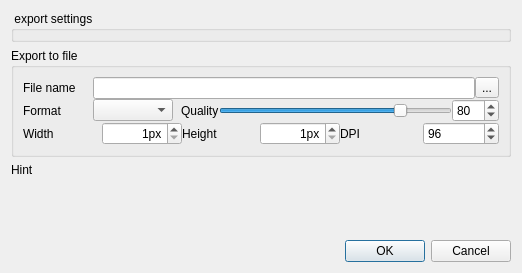
Above: src/corelibs/U2Gui/src/util/ui/ExportImageDialog.ui from violethaze74/ugene before the change. Below: the same form after it.
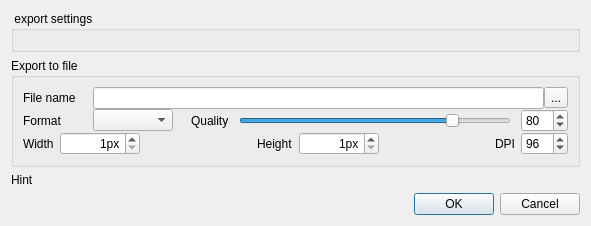
That is the form after the change.

Commit message: UGENE-4605 – "Export Image" dialog layout is broken

The edit to the form file:
```diff
--- a/src/corelibs/U2Gui/src/util/ui/ExportImageDialog.ui
+++ b/src/corelibs/U2Gui/src/util/ui/ExportImageDialog.ui
@@ -6,12 +6,12 @@
    <rect>
     <x>0</x>
     <y>0</y>
-    <width>522</width>
-    <height>273</height>
+    <width>591</width>
+    <height>298</height>
    </rect>
   </property>
   <property name="sizePolicy">
-   <sizepolicy hsizetype="Expanding" vsizetype="Fixed">
+   <sizepolicy hsizetype="Expanding" vsizetype="Minimum">
     <horstretch>0</horstretch>
     <verstretch>0</verstretch>
    </sizepolicy>
@@ -26,35 +26,32 @@
    <bool>false</bool>
   </property>
   <layout class="QVBoxLayout" name="dialogLayout">
+   <property name="sizeConstraint">
+    <enum>QLayout::SetMinAndMaxSize</enum>
+   </property>
    <item>
     <widget class="QGroupBox" name="settingsGroupBox">
+     <property name="sizePolicy">
+      <sizepolicy hsizetype="Preferred" vsizetype="Fixed">
+       <horstretch>0</horstretch>
+       <verstretch>0</verstretch>
+      </sizepolicy>
+     </property>
      <property name="title">
       <string notr="true"> export settings</string>
      </property>
      <layout class="QVBoxLayout" name="settingsLayout">
-      <property name="leftMargin">
+      <property name="spacing">
        <number>0</number>
       </property>
-      <property name="topMargin">
-       <number>0</number>
-      </property>
-      <property name="rightMargin">
-       <number>0</number>
-      </property>
-      <property name="bottomMargin">
-       <number>0</number>
+      <property name="sizeConstraint">
+       <enum>QLayout::SetMinAndMaxSize</enum>
       </property>
      </layout>
     </widget>
    </item>
    <item>
     <widget class="QGroupBox" name="groupBox">
-     <property name="sizePolicy">
-      <sizepolicy hsizetype="Minimum" vsizetype="Minimum">
-       <horstretch>0</horstretch>
-       <verstretch>0</verstretch>
-      </sizepolicy>
-     </property>
      <property name="title">
       <string>Export to file</string>
      </property>
@@ -62,11 +59,17 @@
       <property name="spacing">
        <number>0</number>
       </property>
+      <property name="sizeConstraint">
+       <enum>QLayout::SetMinAndMaxSize</enum>
+      </property>
       <property name="bottomMargin">
        <number>9</number>
       </property>
       <item>
        <layout class="QGridLayout" name="gridLayout">
+        <property name="sizeConstraint">
+         <enum>QLayout::SetMinAndMaxSize</enum>
+        </property>
         <item row="0" column="1">
          <layout class="QHBoxLayout" name="horizontalLayout_2">
           <item>
@@ -127,6 +130,9 @@
         </item>
         <item row="1" column="1">
          <layout class="QHBoxLayout" name="horizontalLayout_3">
+          <property name="spacing">
+           <number>10</number>
+          </property>
           <item alignment="Qt::AlignLeft">
            <widget class="QComboBox" name="formatsBox">
             <property name="sizePolicy">
@@ -190,11 +196,24 @@
        </layout>
       </item>
       <item>
+       <widget class="QWidget" name="imageSizeSettingsContainer" native="true">
        <layout class="QGridLayout" name="gridLayout_2">
         <property name="sizeConstraint">
-         <enum>QLayout::SetMinimumSize</enum>
-        </property>
-        <item row="0" column="3">
+          <enum>QLayout::SetMinAndMaxSize</enum>
+         </property>
+         <property name="leftMargin">
+          <number>0</number>
+         </property>
+         <property name="topMargin">
+          <number>0</number>
+         </property>
+         <property name="rightMargin">
+          <number>0</number>
+         </property>
+         <property name="bottomMargin">
+          <number>0</number>
+         </property>
+         <item row="0" column="4">
          <widget class="QWidget" name="dpiWidget" native="true">
           <layout class="QHBoxLayout" name="dpiLayout">
            <property name="leftMargin">
@@ -244,85 +263,13 @@
           </layout>
          </widget>
         </item>
-        <item row="0" column="0">
-         <layout class="QHBoxLayout" name="horizontalLayout">
-          <item>
-           <widget class="QLabel" name="widthLabel">
-            <property name="sizePolicy">
-             <sizepolicy hsizetype="Preferred" vsizetype="Preferred">
-              <horstretch>0</horstretch>
-              <verstretch>0</verstretch>
-             </sizepolicy>
-            </property>
-            <property name="minimumSize">
-             <size>
-              <width>70</width>
-              <height>0</height>
-             </size>
-            </property>
-            <property name="text">
-             <string>Width</string>
-            </property>
-           </widget>
-          </item>
-          <item>
-           <widget class="QSpinBox" name="widthSpinBox">
-            <property name="sizePolicy">
-             <sizepolicy hsizetype="Preferred" vsizetype="Fixed">
-              <horstretch>0</horstretch>
-              <verstretch>0</verstretch>
-             </sizepolicy>
-            </property>
-            <property name="minimumSize">
-             <size>
-              <width>80</width>
-              <height>0</height>
-             </size>
-            </property>
-            <property name="baseSize">
-             <size>
-              <width>0</width>
-              <height>0</height>
-             </size>
-            </property>
-            <property name="alignment">
-             <set>Qt::AlignRight|Qt::AlignTrailing|Qt::AlignVCenter</set>
-            </property>
-            <property name="suffix">
-             <string>px</string>
-            </property>
-            <property name="minimum">
-             <number>1</number>
-            </property>
-            <property name="maximum">
-             <number>9999</number>
-            </property>
-           </widget>
-          </item>
-         </layout>
-        </item>
-        <item row="0" column="1">
+         <item row="0" column="2">
          <layout class="QHBoxLayout" name="horizontalLayout_4">
           <item>
            <widget class="QLabel" name="heightLabel">
-            <property name="sizePolicy">
-             <sizepolicy hsizetype="Minimum" vsizetype="Preferred">
-              <horstretch>0</horstretch>
-              <verstretch>0</verstretch>
-             </sizepolicy>
-            </property>
-            <property name="minimumSize">
-             <size>
-              <width>70</width>
-              <height>0</height>
-             </size>
-            </property>
             <property name="text">
              <string>Height</string>
             </property>
-            <property name="alignment">
-             <set>Qt::AlignLeading|Qt::AlignLeft|Qt::AlignVCenter</set>
-            </property>
            </widget>
           </item>
           <item>
@@ -361,13 +308,94 @@
           </item>
          </layout>
         </item>
-       </layout>
+         <item row="0" column="0">
+          <layout class="QHBoxLayout" name="horizontalLayout">
+           <property name="sizeConstraint">
+            <enum>QLayout::SetMinAndMaxSize</enum>
+           </property>
+           <item>
+            <widget class="QLabel" name="widthLabel">
+             <property name="text">
+              <string>Width</string>
+             </property>
+            </widget>
+           </item>
+           <item>
+            <widget class="QSpinBox" name="widthSpinBox">
+             <property name="sizePolicy">
+              <sizepolicy hsizetype="Preferred" vsizetype="Fixed">
+               <horstretch>0</horstretch>
+               <verstretch>0</verstretch>
+              </sizepolicy>
+             </property>
+             <property name="minimumSize">
+              <size>
+               <width>80</width>
+               <height>0</height>
+              </size>
+             </property>
+             <property name="baseSize">
+              <size>
+               <width>0</width>
+               <height>0</height>
+              </size>
+             </property>
+             <property name="alignment">
+              <set>Qt::AlignRight|Qt::AlignTrailing|Qt::AlignVCenter</set>
+             </property>
+             <property name="suffix">
+              <string>px</string>
+             </property>
+             <property name="minimum">
+              <number>1</number>
+             </property>
+             <property name="maximum">
+              <number>9999</number>
+             </property>
+            </widget>
+           </item>
+          </layout>
+         </item>
+         <item row="0" column="3">
+          <spacer name="horizontalSpacer_2">
+           <property name="orientation">
+            <enum>Qt::Horizontal</enum>
+           </property>
+           <property name="sizeHint" stdset="0">
+            <size>
+             <width>40</width>
+             <height>20</height>
+            </size>
+           </property>
+          </spacer>
+         </item>
+         <item row="0" column="1">
+          <spacer name="horizontalSpacer">
+           <property name="orientation">
+            <enum>Qt::Horizontal</enum>
+           </property>
+           <property name="sizeHint" stdset="0">
+            <size>
+             <width>40</width>
+             <height>20</height>
+            </size>
+           </property>
+          </spacer>
+         </item>
+        </layout>
+       </widget>
       </item>
      </layout>
     </widget>
    </item>
    <item>
     <widget class="QLabel" name="hintLabel">
+     <property name="sizePolicy">
+      <sizepolicy hsizetype="Preferred" vsizetype="Fixed">
+       <horstretch>0</horstretch>
+       <verstretch>0</verstretch>
+      </sizepolicy>
+     </property>
      <property name="text">
       <string>Hint</string>
      </property>
@@ -382,22 +410,6 @@
      </property>
     </widget>
    </item>
-   <item>
-    <spacer name="verticalSpacer">
-     <property name="orientation">
-      <enum>Qt::Vertical</enum>
-     </property>
-     <property name="sizeType">
-      <enum>QSizePolicy::Expanding</enum>
-     </property>
-     <property name="sizeHint" stdset="0">
-      <size>
-       <width>20</width>
-       <height>20</height>
-      </size>
-     </property>
-    </spacer>
-   </item>
    <item>
     <widget class="QDialogButtonBox" name="buttonBox">
      <property name="standardButtons">
```
Lines whose indentation alone changed are shown as unchanged. The commit also changes 7 other files.
